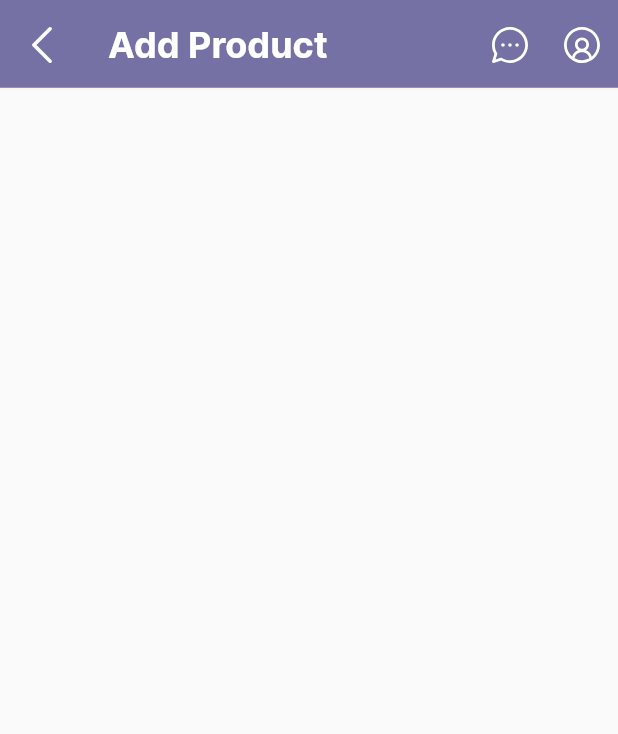
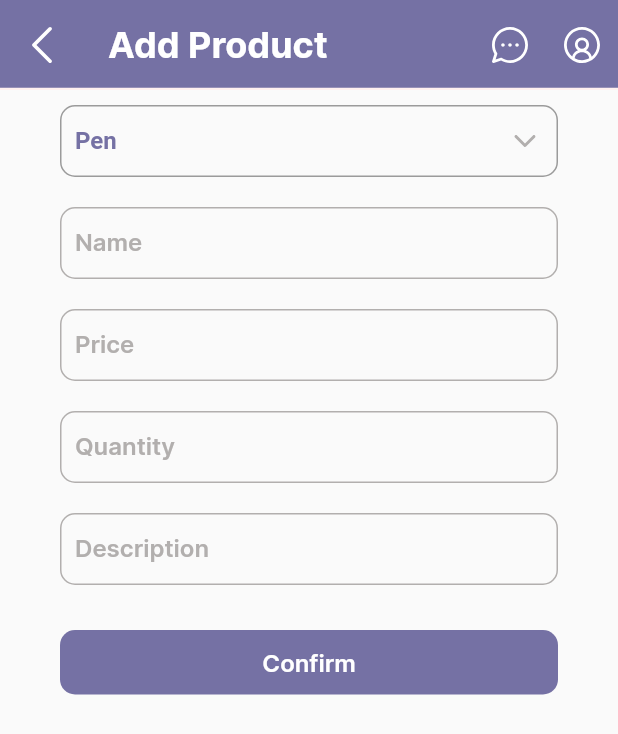
Before and after one commit to chxmpxx/cnc_shop, a Flutter app: the AddProductScreen screen opened by its route, on a phone screen of 412 x 824 dp. Shown: the top 734 px of the screen. Run offline on Flutter 3.47's test engine with Material 2 defaults, Android fonts, the phone set to English and light mode, and no system bars; our stand-ins replace flutter_svg.

Commit message:
update add_product_screen

```diff
--- a/lib/route.dart
+++ b/lib/route.dart
@@ -1,8 +1,10 @@
 import 'package:cnc_shop/screens/add_product_screen.dart';
 import 'package:cnc_shop/screens/home_screen.dart';
+import 'package:cnc_shop/screens/product_info_screen.dart';
 import 'package:flutter/material.dart';
 
 final Map<String, WidgetBuilder> routes = <String, WidgetBuilder> {
   "/home": (BuildContext context) => HomeScreen(),
   "/add-product": (BuildContext context) => AddProductScreen(),
+  "/product-info": (BuildContext context) => ProductInfoScreen(),
 };
--- a/lib/screens/add_product_screen.dart
+++ b/lib/screens/add_product_screen.dart
@@ -1,5 +1,8 @@
 import 'package:cnc_shop/themes/color.dart';
+import 'package:cnc_shop/widgets/input_decoration.dart';
+import 'package:cnc_shop/widgets/main_btn_widget.dart';
 import 'package:flutter/material.dart';
+import 'package:flutter/services.dart';
 import 'package:flutter_svg/flutter_svg.dart';
 
 class AddProductScreen extends StatefulWidget {
@@ -10,6 +13,9 @@ class AddProductScreen extends StatefulWidget {
 }
 
 class _AddProductScreenState extends State<AddProductScreen> {
+  final formKey = GlobalKey<FormState>();
+  String? productCategory = 'Pen', productName, productPrice,
+  productQuantity, productDescription;
   @override
   Widget build(BuildContext context) {
     return Scaffold(
@@ -45,6 +51,173 @@ class _AddProductScreenState extends State<AddProductScreen> {
           ),
         ],
       ),
+      body: ListView(
+        children: [
+          InkWell(
+            onTap: (){
+              FocusScope.of(context).unfocus();
+            },
+            child: Form(
+              key: formKey,
+              child: Column(
+                children: [
+                  CreateProductCategory(),
+                  CreateProductName(),
+                  CreateProductPrice(),
+                  CreateProductQuantity(),
+                  CreateProductDescription()
+                ],
+              )
+            ),
+          ),
+          Expanded(
+            child: Padding(
+              padding: const EdgeInsets.symmetric(vertical: 20),
+              child: InkWell(
+                onTap: (){
+                  if(formKey.currentState!.validate()) {
+                    formKey.currentState!.save();
+                  }
+                },
+                child: MainBtnWidget(
+                  colorBtn: kColorsPurple,
+                  textBtn: 'Confirm',
+                  isTransparent: false,
+                  haveIcon: false
+                ),
+              ),
+            )
+          )
+        ],
+      ),
+    );
+  }
+
+  Widget CreateProductName() {
+    return Padding(
+      padding: const EdgeInsets.symmetric(vertical: 10, horizontal: 40),
+      child: TextFormField(
+        keyboardType: TextInputType.text,
+        autofocus: false,
+        style: Theme.of(context).textTheme.subtitle1,
+        validator: (value) {
+          if(value!.isEmpty) {
+            return "Please enter product name";
+          }else{
+            return null;
+          }
+        },
+        onChanged: (value) {
+          productName = value;
+        },
+        decoration: InputDecorationWidget(context, "Name")
+      ),
+    );
+  }
+  Widget CreateProductPrice() {
+    return Padding(
+      padding: const EdgeInsets.symmetric(vertical: 10, horizontal: 40),
+      child: TextFormField(
+        keyboardType: TextInputType.number,
+        inputFormatters: <TextInputFormatter>[
+          FilteringTextInputFormatter.digitsOnly
+        ],
+        autofocus: false,
+        style: Theme.of(context).textTheme.subtitle1,
+        validator: (value) {
+          if(value!.isEmpty) {
+            return "Please enter product price";
+          }else{
+            return null;
+          }
+        },
+        onChanged: (value) {
+          productPrice = value;
+        },
+        decoration: InputDecorationWidget(context, "Price")
+      ),
+    );
+  }
+
+  Widget CreateProductCategory() {
+    List<String> category = ['Pen', 'Book', 'Paper', 'Eraser', 'Marker', 'Folder'];
+    return Padding(
+      padding: const EdgeInsets.symmetric(vertical: 10, horizontal: 40),
+      child: InputDecorator(
+        decoration: InputDecoration(
+          contentPadding: new EdgeInsets.symmetric(vertical: 0, horizontal: 10),
+          border: new OutlineInputBorder(
+            borderRadius: new BorderRadius.circular(10),
+            borderSide:  BorderSide(color: kColorsGrey, width: 1),
+          ),
+          errorStyle: Theme.of(context).textTheme.bodyText2
+        ),
+        child: DropdownButtonHideUnderline(
+          child: DropdownButton(
+            value: productCategory,
+            icon: SvgPicture.asset('assets/icons/down.svg', color: kColorsGrey),
+            elevation: 3,
+            style: TextStyle(fontSize: 16.0, fontWeight: FontWeight.w600, color: kColorsPurple),
+            items: category.map<DropdownMenuItem<String>>((String value) {
+              return DropdownMenuItem<String>(
+                value: value,
+                child: Text(value),
+              );
+            }).toList(),
+            onChanged: (value) {
+              setState(() {
+                productCategory = value.toString();
+              });
+            }
+          ),
+        ),
+      )
+    );
+  }
+
+  Widget CreateProductQuantity() {
+    return Padding(
+      padding: const EdgeInsets.symmetric(vertical: 10, horizontal: 40),
+      child: TextFormField(
+        keyboardType: TextInputType.number,
+        inputFormatters: <TextInputFormatter>[
+          FilteringTextInputFormatter.digitsOnly
+        ],
+        autofocus: false,
+        style: Theme.of(context).textTheme.subtitle1,
+        validator: (value) {
+          if(value!.isEmpty) {
+            return "Please enter product quantity";
+          }else{
+            return null;
+          }
+        },
+        onChanged: (value) {
+          productQuantity = value;
+        },
+        decoration: InputDecorationWidget(context, "Quantity")
+      ),
+    );
+  }
+  Widget CreateProductDescription() {
+    return Padding(
+      padding: const EdgeInsets.symmetric(vertical: 10, horizontal: 40),
+      child: TextFormField(
+        keyboardType: TextInputType.text,
+        autofocus: false,
+        style: Theme.of(context).textTheme.subtitle1,
+        validator: (value) {
+          if(value!.isEmpty) {
+            return "Please enter product description";
+          }else{
+            return null;
+          }
+        },
+        onChanged: (value) {
+          productDescription = value;
+        },
+        decoration: InputDecorationWidget(context, "Description")
+      ),
     );
   }
 }
--- a/lib/screens/home_screen.dart
+++ b/lib/screens/home_screen.dart
@@ -64,6 +64,10 @@ class _HomeScreenState extends State<HomeScreen> {
           itemBuilder: (BuildContext context, int index) {
             return Padding(
               padding: const EdgeInsets.all(6),
+              child: InkWell(
+                onTap: (){
+                  Navigator.pushNamed(context, '/product-info');
+                },
                 child: Column(
                   crossAxisAlignment: CrossAxisAlignment.start,
                   children: [
@@ -81,6 +85,7 @@ class _HomeScreenState extends State<HomeScreen> {
                     Text('\$price', style: TextStyle(fontSize: 14.0, fontWeight: FontWeight.w600, color: kColorsPurple),)
                   ],
                 ),
+              ),
             );
           }
         ),
--- /dev/null
+++ b/lib/screens/product_info_screen.dart
@@ -0,0 +1,15 @@
+import 'package:flutter/material.dart';
+
+class ProductInfoScreen extends StatefulWidget {
+  ProductInfoScreen({Key? key}) : super(key: key);
+
+  @override
+  State<ProductInfoScreen> createState() => _ProductInfoScreenState();
+}
+
+class _ProductInfoScreenState extends State<ProductInfoScreen> {
+  @override
+  Widget build(BuildContext context) {
+    return Scaffold();
+  }
+}
--- /dev/null
+++ b/lib/widgets/input_decoration.dart
@@ -0,0 +1,28 @@
+import 'package:cnc_shop/themes/color.dart';
+import 'package:flutter/material.dart';
+
+InputDecoration InputDecorationWidget (context, labelText) {
+  return InputDecoration(
+    labelText: labelText,
+    labelStyle: TextStyle(fontSize: 16.0, fontWeight: FontWeight.w600, color: kColorsGrey),
+    contentPadding: new EdgeInsets.symmetric(vertical: 10, horizontal: 10),
+    enabledBorder: new OutlineInputBorder(
+      borderRadius: new BorderRadius.circular(10),
+      borderSide:  BorderSide(color: kColorsGrey, width: 1),
+    ),
+    focusedBorder: new OutlineInputBorder(
+      borderRadius: new BorderRadius.circular(10),
+      borderSide:  BorderSide(color: kColorsPurple, width: 2),
+    ),
+    errorBorder: OutlineInputBorder(
+      borderRadius: new BorderRadius.circular(10),
+      borderSide:  BorderSide(color: kColorsRed, width: 1),
+    ),
+    focusedErrorBorder: OutlineInputBorder(
+      borderRadius: new BorderRadius.circular(10),
+      borderSide:  BorderSide(color: kColorsRed, width: 2),
+    ),
+
+    errorStyle: Theme.of(context).textTheme.bodyText1
+  );
+}
--- /dev/null
+++ b/lib/widgets/main_btn_widget.dart
@@ -0,0 +1,57 @@
+import 'package:cnc_shop/themes/color.dart';
+import 'package:flutter/material.dart';
+
+class MainBtnWidget extends StatelessWidget {
+  Color colorBtn;
+  String textBtn;
+  bool isTransparent;
+  bool haveIcon;
+  MainBtnWidget({Key? key, required this.colorBtn, required this.textBtn, required this.isTransparent, required this.haveIcon}) : super(key: key);
+
+  @override
+  Widget build(BuildContext context) {
+    return Align(
+      alignment: Alignment.center,
+      child: isTransparent ?
+        Stack(
+          alignment: Alignment.center,
+          children: [
+            Container(
+              height: 43,
+              width: MediaQuery.of(context).size.width - 80,
+              decoration: BoxDecoration(
+                color: Color(0x00000000),
+                borderRadius: BorderRadius.all(Radius.circular(10)),
+                border: Border.all(width: 1, color: colorBtn)
+              ),
+              child: Center(
+                child: Text(
+                  textBtn, style: TextStyle(fontSize: 16.0, fontWeight: FontWeight.w600, color: colorBtn),
+                ),
+              ),
+            ),
+            haveIcon ? Positioned(
+              left: 10,
+              child: Padding(
+                padding: const EdgeInsets.symmetric(vertical: 9, horizontal: 13),
+                child: Image.asset('assets/icons/google.png', width: 24, height: 24,),
+              ),
+            ) : Container()
+          ],
+        )
+      : Container(
+          height: 43,
+          width: MediaQuery.of(context).size.width - 80,
+          decoration: BoxDecoration(
+            color: colorBtn,
+            borderRadius: BorderRadius.all(Radius.circular(10)),
+          ),
+          child: Center(
+            child: Text(
+              textBtn, style: TextStyle(fontSize: 16.0, fontWeight: FontWeight.w600, color: kColorsWhite),
+            ),
+          ),
+        )
+    );
+  }
+}
```
Lines whose indentation alone changed are shown as unchanged.
